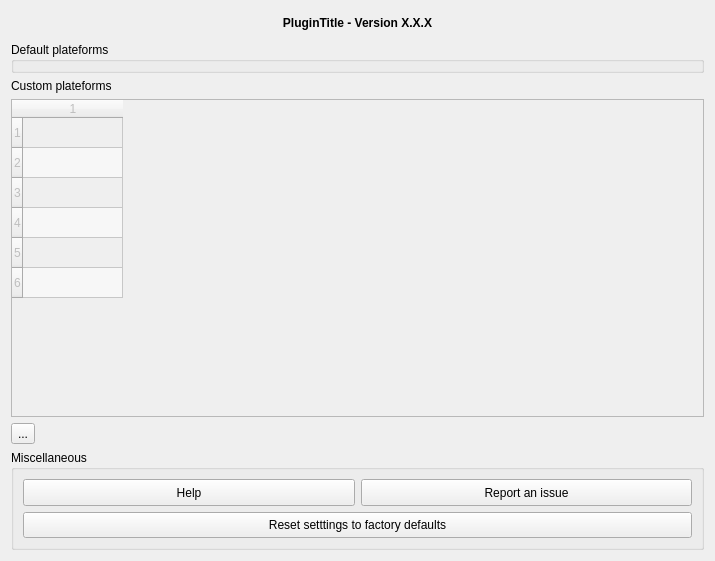
Old version of the form plugin/idg/gui/dlg_settings.ui in the repository geo2france/idg-qgis-plugin.
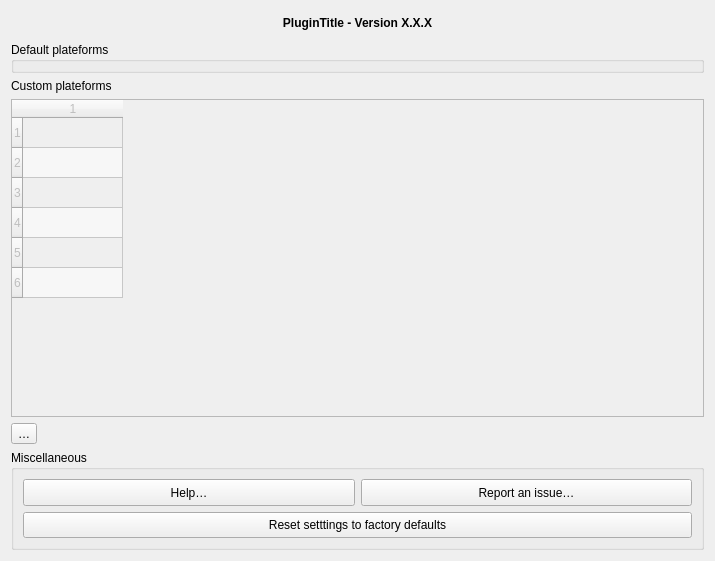
New version of the form.

Commit message: improve labels and translations

The edit to the form file:
```diff
--- a/plugin/idg/gui/dlg_settings.ui
+++ b/plugin/idg/gui/dlg_settings.ui
@@ -109,7 +109,7 @@
    <item>
     <widget class="QToolButton" name="btn_addrow">
      <property name="text">
-      <string notr="true" extracomment="Add row">...</string>
+      <string notr="true" extracomment="Add row">…</string>
      </property>
     </widget>
    </item>
@@ -152,7 +152,7 @@
          <locale language="English" country="UnitedStates"/>
         </property>
         <property name="text">
-         <string>Help</string>
+         <string>Help…</string>
         </property>
        </widget>
       </item>
@@ -202,7 +202,7 @@
          <locale language="English" country="UnitedStates"/>
         </property>
         <property name="text">
-         <string>Report an issue</string>
+         <string>Report an issue…</string>
         </property>
        </widget>
       </item>
```
The commit also changes 7 other files.
